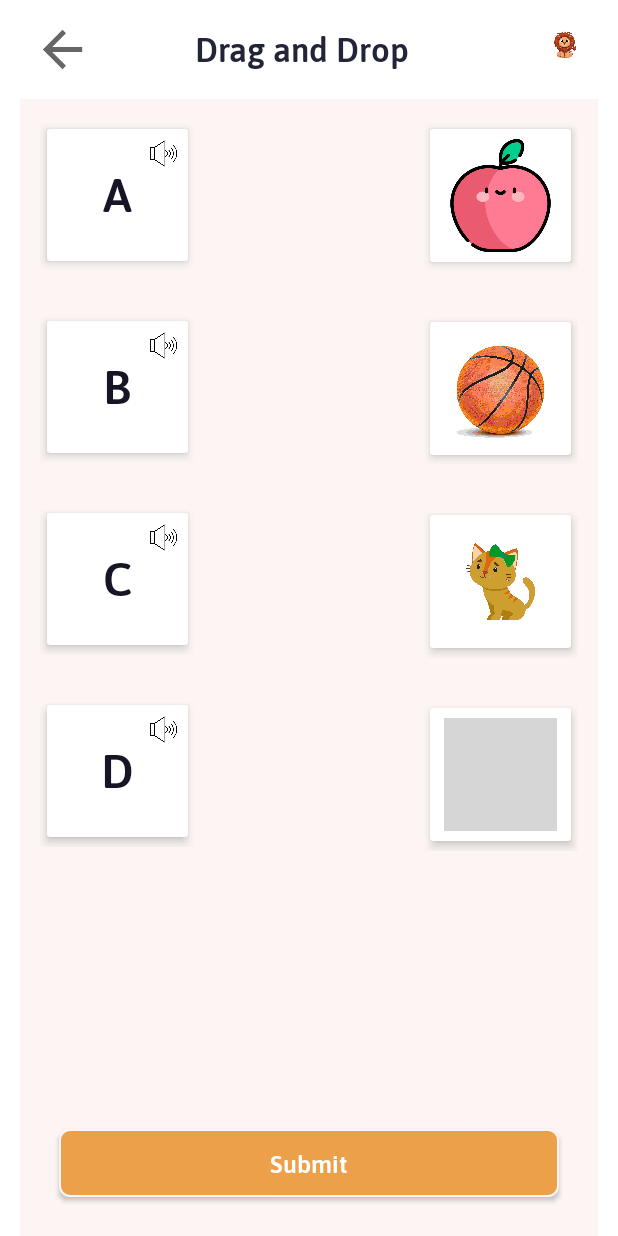
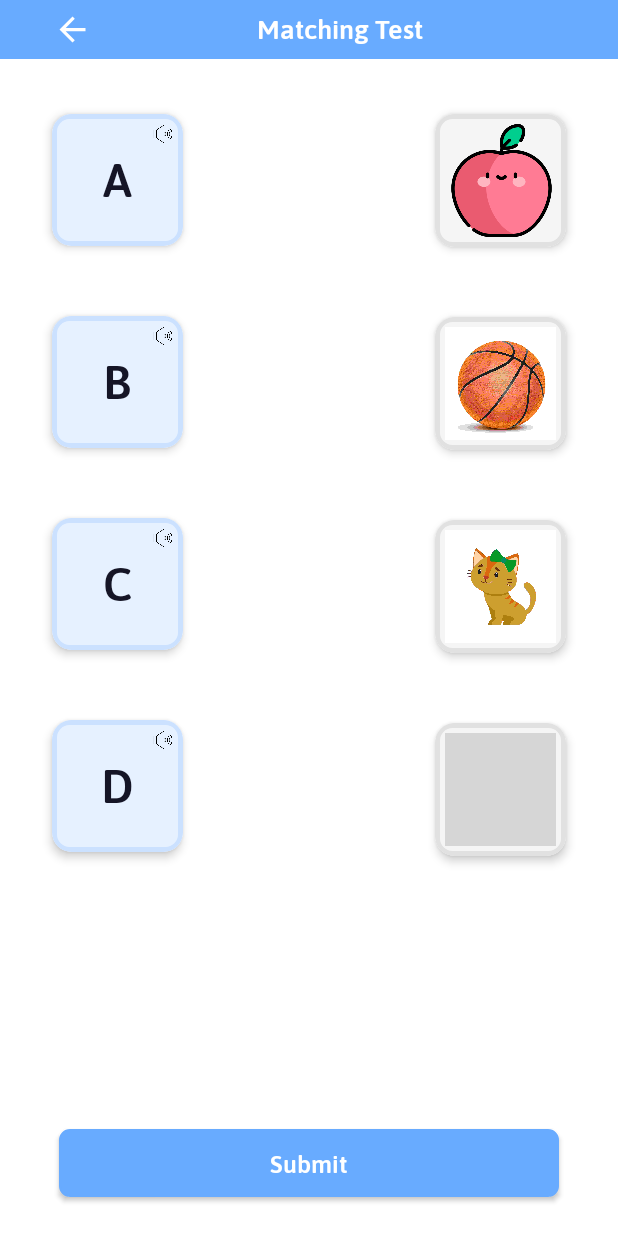
Before and after one commit to dhirender-rabblesoft/opaynkidsapp, an Android app: the MatchQAActivity screen opened directly, with no data from a screen before it, on a phone screen of 412 x 824 dp. Run offline under Robolectric (Android 15) with nearby library versions, the phone set to English and light mode, and no system bars; our stand-ins replace CircleImageView, Picasso, data binding, sdp/ssp sizes; libraries missing offline, so code that uses them is left out: com.github.twocoffeesoneteam.glidetovectoryou; pictures from the network do not load; grey boxes are pictures that could not be loaded.

Commit message:
change color of background when submit color and change color of button and top bar

```diff
--- a/app/src/main/java/com/app/opaynkidsapp/adapter/ABMatchAdapterLeft.kt
+++ b/app/src/main/java/com/app/opaynkidsapp/adapter/ABMatchAdapterLeft.kt
@@ -35,9 +35,10 @@ class ABMatchAdapterLeft(
         holder.frameLayout!!.tag = position
         if (Keys.isSubmit){
             if (list[position].selectedID.equals(list[position].answerID)){
-                holder.frameLayout?.setBackgroundColor(Color.GREEN)
+
+                holder.frameLayout?.background = context.getDrawable( R.drawable.rectangle_shape_light_green)
             } else{
-                holder.frameLayout?.setBackgroundColor(Color.RED)
+                holder.frameLayout?.background = context.getDrawable( R.drawable.rectangle_shape_light_red)
             }
         }
 
@@ -61,7 +62,7 @@ class ABMatchAdapterLeft(
         var text: TextView? = itemView?.findViewById(R.id.tvButtontext)
 
 
-        var frameLayout: ConstraintLayout? = itemView?.findViewById(R.id.frame_layout_item)
+        var frameLayout: ConstraintLayout? = itemView?.findViewById(R.id.llcontainer)
         var llcontainer: ConstraintLayout? = itemView?.findViewById(R.id.llcontainer)
 
     }
--- a/app/src/main/java/com/app/opaynkidsapp/adapter/ABMatchAdapterRight.kt
+++ b/app/src/main/java/com/app/opaynkidsapp/adapter/ABMatchAdapterRight.kt
@@ -37,9 +37,9 @@ class ABMatchAdapterRight(
         holder.frameLayout!!.tag = position
         if (Keys.isSubmit ) {
             if (list[position].isRight){
-                holder.frameLayout!!.setBackgroundColor(Color.GREEN)
+                holder.frameLayout?.background = context.getDrawable( R.drawable.rectangle_shape_light_green)
             }else{
-                holder.frameLayout!!.setBackgroundColor(Color.RED)
+                holder.frameLayout?.background = context.getDrawable( R.drawable.rectangle_shape_light_red)
             }
         }
 
--- a/app/src/main/java/com/app/opaynkidsapp/viewmodel/MatchQAViewModel.kt
+++ b/app/src/main/java/com/app/opaynkidsapp/viewmodel/MatchQAViewModel.kt
@@ -59,16 +59,13 @@ class MatchQAViewModel(application: Application) : AppViewModel(application), It
         binder.loginbutton.setOnClickListener {
             Toast.makeText(baseActivity, "You submit your test", Toast.LENGTH_LONG).show()
             Keys.isSubmit = true
-
-
             rightListAdapter?.notifyDataSetChanged()
             leftListAdapter?.notifyDataSetChanged()
-
         }
     }
 
     private fun settoolbar() {
-        binder.toolbar.tvtitle.setText("Drag and Drop")
+        binder.toolbar.tvtitle.text = baseActivity.getString(R.string.matching_test)
         binder.toolbar.icmenu2.visible()
         binder.toolbar.icmenu2.setImageResource(R.drawable.ic_baseline_arrow_back_24)
         binder.toolbar.icmenu2.setOnClickListener {
@@ -91,7 +88,6 @@ class MatchQAViewModel(application: Application) : AppViewModel(application), It
         binder.rvAmatcher.layoutManager = LinearLayoutManager(
             baseActivity, LinearLayoutManager.VERTICAL, false
         )
-
         leftlist.add(LeftMatchListingModel(1, "A", 11))
         leftlist.add(LeftMatchListingModel(2, "B", 12))
         leftlist.add(LeftMatchListingModel(3, "C", 13))
@@ -202,7 +198,6 @@ class MatchQAViewModel(application: Application) : AppViewModel(application), It
                 //==============end set voice right hand side ================//
 
 
-
                 if (!rightList[positon].isSelect) {
 
 
--- /dev/null
+++ b/app/src/main/res/drawable-v24/rectangle_shape_light_green.xml
@@ -0,0 +1,10 @@
+<?xml version="1.0" encoding="utf-8"?>
+<shape xmlns:android="http://schemas.android.com/apk/res/android"
+    android:shape="rectangle" android:padding="10dp">
+
+    <solid android:color="@color/green"/>
+    <stroke android:color="@color/green_1" android:width="3dp"/>
+
+    <corners
+        android:radius="10dp"/>
+</shape>
--- /dev/null
+++ b/app/src/main/res/drawable-v24/rectangle_shape_ligt_grey.xml
@@ -0,0 +1,10 @@
+<?xml version="1.0" encoding="utf-8"?>
+<shape xmlns:android="http://schemas.android.com/apk/res/android"
+    android:shape="rectangle" android:padding="10dp">
+
+    <solid android:color="@color/grey28"/>
+    <stroke android:color="@color/grey29" android:width="3dp"/>
+
+    <corners
+        android:radius="10dp"/>
+</shape>
--- a/app/src/main/res/drawable/color_round.xml
+++ b/app/src/main/res/drawable/color_round.xml
@@ -1,6 +1,6 @@
 <?xml version="1.0" encoding="UTF-8"?>
 <shape xmlns:android="http://schemas.android.com/apk/res/android">
     <stroke android:width="1dp" android:color="@color/main_color" />
-    <solid android:color="@color/button_color"/>
+    <solid android:color="@color/main_color_button"/>
     <corners android:radius="@dimen/_5sdp"/>
 </shape>
--- a/app/src/main/res/drawable/ic_baseline_arrow_back_24.xml
+++ b/app/src/main/res/drawable/ic_baseline_arrow_back_24.xml
@@ -1,11 +1,5 @@
-<vector xmlns:android="http://schemas.android.com/apk/res/android"
-    android:width="24dp"
-    android:height="24dp"
-    android:viewportWidth="24"
-    android:viewportHeight="24"
-    android:tint="?attr/colorControlNormal"
-    android:autoMirrored="true">
-  <path
-      android:fillColor="@android:color/black"
-      android:pathData="M20,11H7.83l5.59,-5.59L12,4l-8,8 8,8 1.41,-1.41L7.83,13H20v-2z"/>
+<vector android:autoMirrored="true" android:height="24dp"
+    android:tint="#FFFFFF" android:viewportHeight="24"
+    android:viewportWidth="24" android:width="24dp" xmlns:android="http://schemas.android.com/apk/res/android">
+    <path android:fillColor="@android:color/white" android:pathData="M20,11H7.83l5.59,-5.59L12,4l-8,8 8,8 1.41,-1.41L7.83,13H20v-2z"/>
 </vector>
--- /dev/null
+++ b/app/src/main/res/drawable/rectangle_shape_light_blue.xml
@@ -0,0 +1,10 @@
+<?xml version="1.0" encoding="utf-8"?>
+<shape xmlns:android="http://schemas.android.com/apk/res/android"
+    android:shape="rectangle" android:padding="10dp">
+
+    <solid android:color="@color/card_inner_color"/>
+    <stroke android:color="@color/card_border_line_color" android:width="3dp"/>
+
+    <corners
+        android:radius="10dp"/>
+</shape>
--- /dev/null
+++ b/app/src/main/res/drawable/rectangle_shape_light_green.xml
@@ -0,0 +1,10 @@
+<?xml version="1.0" encoding="utf-8"?>
+<shape xmlns:android="http://schemas.android.com/apk/res/android"
+    android:shape="rectangle" android:padding="10dp">
+
+    <solid android:color="@color/green"/>
+    <stroke android:color="@color/green_1" android:width="3dp"/>
+
+    <corners
+        android:radius="10dp"/>
+</shape>
--- /dev/null
+++ b/app/src/main/res/drawable/rectangle_shape_light_red.xml
@@ -0,0 +1,10 @@
+<?xml version="1.0" encoding="utf-8"?>
+<shape xmlns:android="http://schemas.android.com/apk/res/android"
+    android:shape="rectangle" android:padding="10dp">
+
+    <solid android:color="@color/pink6"/>
+    <stroke android:color="@color/pink7" android:width="3dp"/>
+
+    <corners
+        android:radius="10dp"/>
+</shape>
--- /dev/null
+++ b/app/src/main/res/drawable/rectangle_shape_ligt_grey.xml
@@ -0,0 +1,10 @@
+<?xml version="1.0" encoding="utf-8"?>
+<shape xmlns:android="http://schemas.android.com/apk/res/android"
+    android:shape="rectangle" android:padding="10dp">
+
+    <solid android:color="@color/grey28"/>
+    <stroke android:color="@color/grey29" android:width="3dp"/>
+
+    <corners
+        android:radius="10dp"/>
+</shape>
--- a/app/src/main/res/layout/activity_match_qaactivity.xml
+++ b/app/src/main/res/layout/activity_match_qaactivity.xml
@@ -27,7 +27,7 @@
             android:layout_height="0dp"
             android:layout_marginHorizontal="@dimen/_10sdp"
             android:layout_marginTop="@dimen/_10sdp"
-            android:background="@color/main_color"
+
             app:layout_constraintBottom_toBottomOf="parent"
             app:layout_constraintTop_toBottomOf="@+id/toolbar">
 
--- a/app/src/main/res/layout/common_toolbar.xml
+++ b/app/src/main/res/layout/common_toolbar.xml
@@ -2,14 +2,15 @@
 <androidx.constraintlayout.widget.ConstraintLayout xmlns:android="http://schemas.android.com/apk/res/android"
     xmlns:app="http://schemas.android.com/apk/res-auto"
     android:layout_width="match_parent"
+    android:background="@color/main_color"
+    android:padding="@dimen/_5sdp"
     android:layout_height="wrap_content">
 
     <androidx.appcompat.widget.AppCompatImageView
         android:id="@+id/icmenu2"
         android:layout_width="@dimen/_30sdp"
-        android:layout_height="@dimen/_30sdp"
+        android:layout_height="@dimen/_20sdp"
         android:layout_marginStart="@dimen/_17sdp"
-        android:layout_marginTop="@dimen/_10sdp"
         android:layout_marginEnd="@dimen/_10sdp"
         android:src="@drawable/ic_baseline_menu_24"
         android:visibility="invisible"
@@ -21,28 +22,17 @@
         style="@style/semiboldfont"
         android:layout_width="0dp"
         android:layout_height="wrap_content"
-        android:layout_marginTop="@dimen/_10sdp"
         android:layout_marginEnd="@dimen/_15sdp"
         android:singleLine="true"
         android:textAlignment="center"
-        android:textColor="@color/black_4"
-        android:textSize="@dimen/_17sdp"
+        android:textColor="@color/white"
+        android:textSize="@dimen/_14sdp"
         app:layout_constraintBottom_toBottomOf="parent"
-        app:layout_constraintEnd_toStartOf="@+id/ivcart"
+         app:layout_constraintEnd_toEndOf="parent"
         app:layout_constraintStart_toEndOf="@id/icmenu2"
         app:layout_constraintTop_toTopOf="parent" />
 
-    <androidx.appcompat.widget.AppCompatImageView
-        android:id="@+id/ivcart"
-        android:layout_width="@dimen/_25sdp"
-        android:layout_height="@dimen/_25sdp"
-        android:layout_marginTop="@dimen/_10sdp"
-        android:layout_marginEnd="@dimen/_15sdp"
-        android:padding="@dimen/_5sdp"
-        android:src="@drawable/loin"
-        android:visibility="visible"
-        app:layout_constraintEnd_toEndOf="parent"
-        app:layout_constraintTop_toTopOf="parent" />
+
 
 
 </androidx.constraintlayout.widget.ConstraintLayout>
--- a/app/src/main/res/layout/item_match.xml
+++ b/app/src/main/res/layout/item_match.xml
@@ -6,11 +6,12 @@
     android:layout_height="wrap_content"
     android:layout_margin="@dimen/_10sdp">
 
-    <androidx.cardview.widget.CardView
+    <com.google.android.material.card.MaterialCardView
         android:id="@+id/mainlayout"
         android:layout_width="match_parent"
         android:layout_height="wrap_content"
         app:cardElevation="@dimen/_3sdp"
+        app:cardCornerRadius="@dimen/_10sdp"
         app:cardUseCompatPadding="true"
         app:layout_constraintEnd_toEndOf="parent"
         app:layout_constraintStart_toStartOf="parent"
@@ -21,6 +22,7 @@
             android:id="@+id/llcontainer"
             android:layout_width="match_parent"
             android:layout_height="match_parent"
+            android:background="@drawable/rectangle_shape_ligt_grey"
             android:padding="@dimen/_5sdp">
 
             <!--            <androidx.appcompat.widget.AppCompatTextView-->
@@ -46,7 +48,7 @@
                 android:textSize="@dimen/_24sdp" />
 
         </androidx.constraintlayout.widget.ConstraintLayout>
-    </androidx.cardview.widget.CardView>
+    </com.google.android.material.card.MaterialCardView>
 
 
 </androidx.constraintlayout.widget.ConstraintLayout>
--- a/app/src/main/res/layout/item_match_a.xml
+++ b/app/src/main/res/layout/item_match_a.xml
@@ -1,18 +1,20 @@
 <?xml version="1.0" encoding="utf-8"?>
 <androidx.constraintlayout.widget.ConstraintLayout xmlns:android="http://schemas.android.com/apk/res/android"
     xmlns:app="http://schemas.android.com/apk/res-auto"
+    xmlns:card_view="http://schemas.android.com/tools"
     android:id="@+id/frame_layout_item"
     android:layout_width="match_parent"
     android:layout_height="wrap_content"
     android:layout_margin="@dimen/_10sdp">
 
 
-    <androidx.cardview.widget.CardView
+    <com.google.android.material.card.MaterialCardView
         android:id="@+id/mainlayout"
         android:layout_width="match_parent"
         android:layout_height="wrap_content"
         app:cardElevation="@dimen/_3sdp"
         app:cardUseCompatPadding="true"
+   app:cardCornerRadius="@dimen/_10sdp"
         app:layout_constraintEnd_toEndOf="parent"
         app:layout_constraintStart_toStartOf="parent"
         app:layout_constraintTop_toTopOf="parent">
@@ -22,7 +24,8 @@
             android:id="@+id/llcontainer"
             android:layout_width="match_parent"
             android:layout_height="match_parent"
-      >
+            android:background="@drawable/rectangle_shape_light_blue"
+           >
 
             <androidx.constraintlayout.widget.ConstraintLayout
                 android:layout_width="match_parent"
@@ -39,14 +42,12 @@
                 android:textAlignment="center"
                 android:textSize="@dimen/_24sdp"
                   />
-
             </androidx.constraintlayout.widget.ConstraintLayout>
-
 
             <androidx.appcompat.widget.AppCompatImageView
                 android:id="@+id/voice_listen"
-                android:layout_width="@dimen/_15sdp"
-                android:layout_height="@dimen/_15sdp"
+                android:layout_width="@dimen/_10sdp"
+                android:layout_height="@dimen/_10sdp"
                 android:src="@drawable/speaker_black"
                 app:layout_constraintTop_toTopOf="parent"
                 app:layout_constraintEnd_toEndOf="parent"
@@ -54,9 +55,5 @@
                 android:layout_marginEnd="@dimen/_5sdp"
                 />
         </androidx.constraintlayout.widget.ConstraintLayout>
-    </androidx.cardview.widget.CardView>
-
-
-
-
+    </com.google.android.material.card.MaterialCardView>
 </androidx.constraintlayout.widget.ConstraintLayout>
--- a/app/src/main/res/values/colors.xml
+++ b/app/src/main/res/values/colors.xml
@@ -1,8 +1,8 @@
 <?xml version="1.0" encoding="utf-8"?>
 <resources xmlns:tools="http://schemas.android.com/tools">
     <color name="teal_200">#FF03DAC5</color>
-    <color name="main_color">#FCF5F3</color>
-    <color name="main_color_button">#D97254</color>
+    <color name="main_color">#68abff</color>
+    <color name="main_color_button">#68abff</color>
     <color name="background_blur">#80FCF5F3</color>
     <color name="button_color">#EBA049</color>
     <color name="teal_700">#FF018786</color>
@@ -20,6 +20,8 @@
     <color name="pink2">#FFCBD7</color>
     <color name="pink3">#F987A6</color>
     <color name="pink5">#F9678F</color>
+    <color name="pink6">#ffdbdb</color>
+    <color name="pink7">#fa7474</color>
     <color name="shimmer_placeholder">#dddddd</color>
     <color name="pink">#F6265F</color>
     <color name="pink4">#F6265F</color>
@@ -65,6 +67,8 @@
     <color name="grey25">#757575</color>
     <color name="grey26">#E5E5E5</color>
     <color name="grey_27">#CC65728A</color>
+    <color name="grey28">#f5f5f5</color>
+    <color name="grey29">#e1e1e1</color>
     <color name="colorOverlay">#78ffffff</color>
 
     <color name="red">#F6265F</color>
@@ -77,6 +81,18 @@
     <color name="lt_pink">#f4306d</color>
     <color name="dk_cyan">#3aaab8</color>
     <color name="dk_green">#38ba9e</color>
+    <color name="card_inner_color">#e6f1ff</color>
+    <color name="card_border_line_color">#cbe1ff</color>
+
+
+
+    <color name="green">#e4f2e6</color>
+    <color name="green_1">#8fbd92</color>
+
+
+
+
+
 
 
 
--- a/app/src/main/res/values/strings.xml
+++ b/app/src/main/res/values/strings.xml
@@ -57,5 +57,6 @@
     <string name="shapes">Shapes</string>
     <string name="animals">Animals</string>
     <string name="objects">Objects</string>
+    <string name="matching_test">Matching Test</string>
 
 </resources>
```
